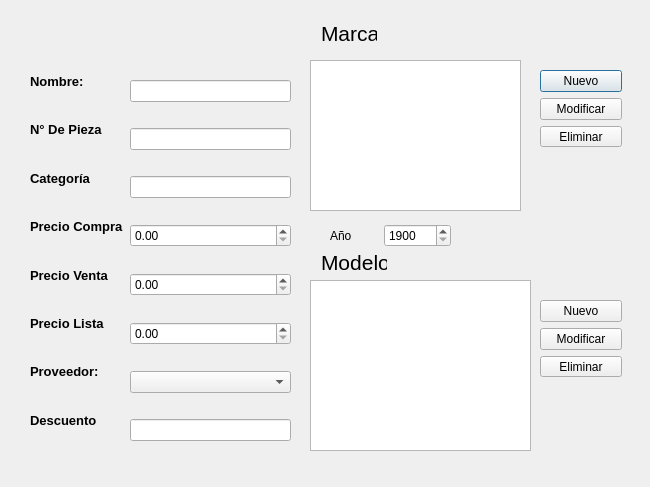
Above: guiprod_nuevo.ui from Jose-Cisneros/TallerCTRL before the change. Below: the same form after it.
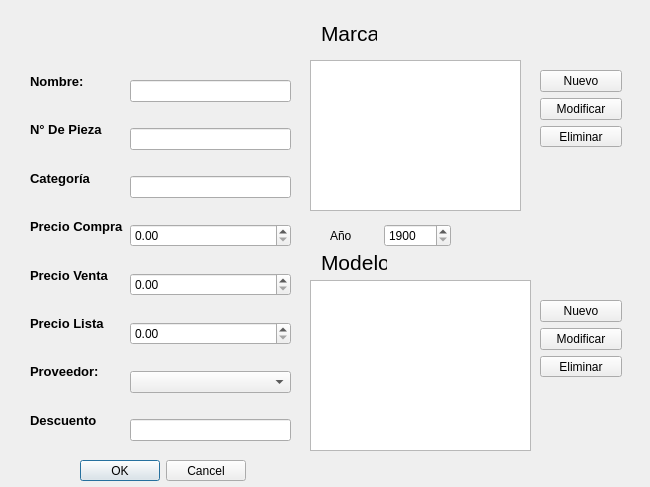
That is the form after the change.

The edit to the form file:
```diff
--- a/guiprod_nuevo.ui
+++ b/guiprod_nuevo.ui
@@ -314,7 +314,7 @@
     </rect>
    </property>
   </widget>
-  <widget class="QWidget" name="">
+  <widget class="QWidget" name="layoutWidget">
    <property name="geometry">
     <rect>
      <x>330</x>
@@ -343,6 +343,19 @@
     </item>
    </layout>
   </widget>
+  <widget class="QDialogButtonBox" name="buttonBox">
+   <property name="geometry">
+    <rect>
+     <x>80</x>
+     <y>460</y>
+     <width>166</width>
+     <height>21</height>
+    </rect>
+   </property>
+   <property name="standardButtons">
+    <set>QDialogButtonBox::Cancel|QDialogButtonBox::Ok</set>
+   </property>
+  </widget>
  </widget>
  <resources/>
  <connections/>
```
